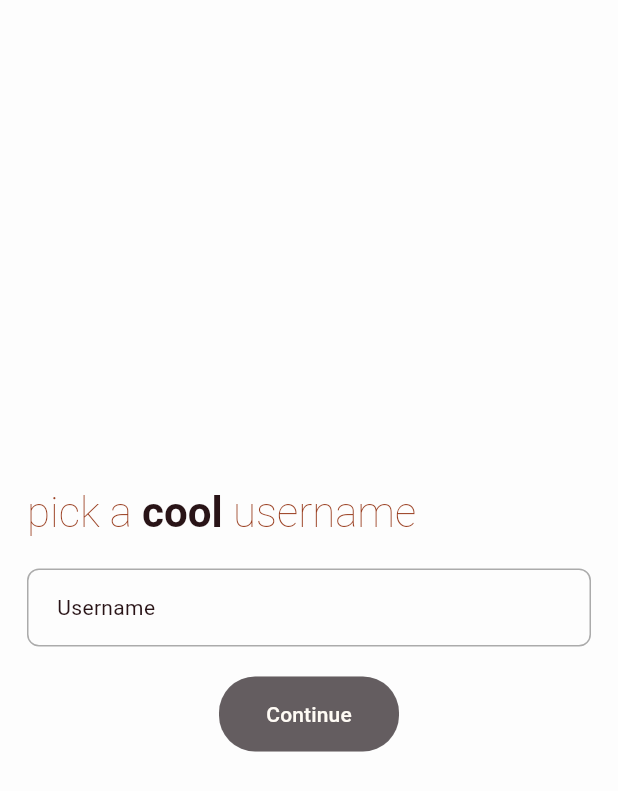
After one commit to araaavind/semaphore, a Flutter app: the ChooseUsernamePage screen opened directly, on a phone screen of 412 x 824 dp. The commit adds this screen. Shown: the top 791 px of the screen. Run offline on Flutter 3.47's test engine with Material 3 defaults, Android fonts, the phone set to English and light mode, and no system bars; our stand-ins replace adaptive_theme, dio, flutter_bloc, flutter_spinkit, fpdart, get_it and 1 more; accounts and stored records are empty.

Commit message:
app: username selection presentation layer

```diff
--- /dev/null
+++ b/app/lib/features/auth/presentation/pages/choose_username_page.dart
@@ -0,0 +1,189 @@
+import 'package:app/core/common/widgets/widgets.dart';
+import 'package:app/core/constants/ui_constants.dart';
+import 'package:app/core/theme/theme.dart';
+import 'package:app/core/utils/show_snackbar.dart';
+import 'package:app/features/auth/presentation/bloc/auth_bloc.dart';
+import 'package:app/features/auth/presentation/pages/signup_page.dart';
+import 'package:app/features/auth/presentation/widgets/auth_field.dart';
+import 'package:flutter/material.dart';
+import 'package:flutter_bloc/flutter_bloc.dart';
+import 'package:flutter_spinkit/flutter_spinkit.dart';
+
+class ChooseUsernamePage extends StatefulWidget {
+  static route() =>
+      MaterialPageRoute(builder: (context) => const ChooseUsernamePage());
+  const ChooseUsernamePage({super.key});
+
+  @override
+  State<ChooseUsernamePage> createState() => _ChooseUsernamePageState();
+}
+
+class _ChooseUsernamePageState extends State<ChooseUsernamePage> {
+  final usernameController = TextEditingController();
+  final formKey = GlobalKey<FormState>();
+  bool _isUsernameTaken = false;
+
+  @override
+  void dispose() {
+    usernameController.dispose();
+    super.dispose();
+  }
+
+  @override
+  Widget build(BuildContext context) {
+    FormState? formState = formKey.currentState;
+    return Scaffold(
+      body: Padding(
+        padding: const EdgeInsets.all(UIConstants.pagePadding),
+        child: BlocConsumer<AuthBloc, AuthState>(
+          listener: (context, state) {
+            if (state is AuthUsernameFailure) {
+              setState(() {
+                _isUsernameTaken = true;
+                formState!.validate();
+              });
+            } else if (state is AuthUsernameSuccess) {
+              setState(() {
+                _isUsernameTaken = false;
+                formState!.validate();
+              });
+            } else if (state is AuthFailure) {
+              showSnackbar(context, state.message);
+            }
+          },
+          builder: (context, state) {
+            return Form(
+              key: formKey,
+              child: Column(
+                mainAxisAlignment: MainAxisAlignment.center,
+                crossAxisAlignment: CrossAxisAlignment.start,
+                children: [
+                  const TitleTextSpan(),
+                  const SizedBox(height: 20),
+                  AuthField(
+                    hintText: 'Username',
+                    controller: usernameController,
+                    errorMaxLines: 2,
+                    onChanged: (value) {
+                      setState(() {
+                        _isUsernameTaken = false;
+                      });
+                      if (formState!.validate()) {
+                        context.read<AuthBloc>().add(
+                              AuthCheckUsernameEvent(
+                                usernameController.text.trim(),
+                              ),
+                            );
+                      }
+                    },
+                    validator: _usernameValidator,
+                    validBorderColor: state is AuthUsernameSuccess &&
+                            formState != null &&
+                            formState.validate()
+                        ? AppPalette.green
+                        : null,
+                    suffixIcon: state is AuthLoading
+                        ? SizedBox(
+                            height: 10,
+                            width: 10,
+                            child: SpinKitFadingCircle(
+                              color: context.theme.colorScheme.secondary
+                                  .withAlpha(127),
+                              size: 24.0,
+                            ),
+                          )
+                        : (state is AuthUsernameSuccess &&
+                                formState != null &&
+                                formState.validate()
+                            ? const Icon(
+                                Icons.check,
+                                color: AppPalette.green,
+                              )
+                            : null),
+                  ),
+                  const SizedBox(height: 20),
+                  Center(
+                    child: Button(
+                      text: 'Continue',
+                      fixedSize: const Size(120, 50),
+                      onPressed: state is AuthUsernameSuccess &&
+                              formState != null &&
+                              formState.validate()
+                          ? () => Navigator.push(
+                                context,
+                                SignupPage.route(
+                                  usernameController.text.trim(),
+                                ),
+                              )
+                          : null,
+                    ),
+                  ),
+                ],
+              ),
+            );
+          },
+        ),
+      ),
+    );
+  }
+
+  String? _usernameValidator(value) {
+    final RegExp validCharsRegex = RegExp(r'^[a-zA-Z0-9._]+$');
+    if (value!.isEmpty) {
+      return 'Username should not be blank';
+    } else if (value.length < 8) {
+      return 'Username should be atleast 8 characters long';
+    } else if (value.length > 16) {
+      return 'Username should be less than 16 characters long';
+    } else if (!validCharsRegex.hasMatch(value)) {
+      return 'Username can only contain letters, numbers, dots, and underscores';
+    } else if (value.startsWith('.') ||
+        value.endsWith('.') ||
+        value.startsWith('_') ||
+        value.endsWith('_')) {
+      return 'Username should not start or end with a dot or an underscore';
+    } else if (value.contains('..') ||
+        value.contains('__') ||
+        value.contains('._') ||
+        value.contains('_.')) {
+      return 'Username should not contain consecutive dots, underscores, or their combination.';
+    } else if (_isUsernameTaken) {
+      return 'Username is already taken';
+    }
+    return null;
+  }
+}
+
+class TitleTextSpan extends StatelessWidget {
+  const TitleTextSpan({
+    super.key,
+  });
+
+  @override
+  Widget build(BuildContext context) {
+    return RichText(
+      text: TextSpan(
+        text: 'pick a ',
+        style: context.theme.textTheme.headlineMedium?.copyWith(
+          fontWeight: FontWeight.w100,
+          color: context.theme.colorScheme.secondary,
+        ),
+        children: [
+          TextSpan(
+            text: 'cool ',
+            style: context.theme.textTheme.headlineMedium?.copyWith(
+              fontWeight: FontWeight.w600,
+            ),
+          ),
+          TextSpan(
+            text: 'username',
+            style: context.theme.textTheme.headlineMedium?.copyWith(
+              fontWeight: FontWeight.w100,
+              color: context.theme.colorScheme.secondary,
+            ),
+          ),
+        ],
+      ),
+    );
+  }
+}
--- a/app/lib/features/auth/presentation/pages/signup_page.dart
+++ b/app/lib/features/auth/presentation/pages/signup_page.dart
@@ -9,9 +9,14 @@ import 'package:flutter/material.dart';
 import 'package:flutter_bloc/flutter_bloc.dart';
 
 class SignupPage extends StatefulWidget {
-  static route() => MaterialPageRoute(builder: (context) => const SignupPage());
+  static route(String username) => MaterialPageRoute(
+        builder: (context) => SignupPage(
+          username: username,
+        ),
+      );
+  final String username;
 
-  const SignupPage({super.key});
+  const SignupPage({super.key, required this.username});
 
   @override
   State<SignupPage> createState() => _SignupPageState();
@@ -19,7 +24,6 @@ class SignupPage extends StatefulWidget {
 
 class _SignupPageState extends State<SignupPage> {
   final nameController = TextEditingController();
-  final usernameController = TextEditingController();
   final emailController = TextEditingController();
   final passwordController = TextEditingController();
   final formKey = GlobalKey<FormState>();
@@ -27,7 +31,6 @@ class _SignupPageState extends State<SignupPage> {
   @override
   void dispose() {
     nameController.dispose();
-    usernameController.dispose();
     emailController.dispose();
     passwordController.dispose();
     super.dispose();
@@ -64,6 +67,7 @@ class _SignupPageState extends State<SignupPage> {
                       text: 'join ',
                       style: context.theme.textTheme.displaySmall?.copyWith(
                         fontWeight: FontWeight.w100,
+                        color: context.theme.colorScheme.secondary,
                       ),
                       children: [
                         TextSpan(
@@ -79,11 +83,6 @@ class _SignupPageState extends State<SignupPage> {
                   AuthField(
                     hintText: 'Full name',
                     controller: nameController,
-                  ),
-                  const SizedBox(height: 10),
-                  AuthField(
-                    hintText: 'Username',
-                    controller: usernameController,
                   ),
                   const SizedBox(height: 10),
                   AuthField(
@@ -106,7 +105,7 @@ class _SignupPageState extends State<SignupPage> {
                               AuthSignupEvent(
                                 fullName: nameController.text.trim(),
                                 email: emailController.text.trim(),
-                                username: usernameController.text.trim(),
+                                username: widget.username,
                                 password: passwordController.text.trim(),
                               ),
                             );
--- a/app/lib/features/auth/presentation/widgets/auth_field.dart
+++ b/app/lib/features/auth/presentation/widgets/auth_field.dart
@@ -10,6 +10,8 @@ class AuthField<T> extends StatefulWidget {
   final String? Function(String?)? validator;
   final AutovalidateMode? autovalidateMode;
   final Widget? suffixIcon;
+  final int? errorMaxLines;
+  final Color? validBorderColor;
 
   const AuthField({
     super.key,
@@ -21,6 +23,8 @@ class AuthField<T> extends StatefulWidget {
     this.validator,
     this.autovalidateMode,
     this.suffixIcon,
+    this.errorMaxLines,
+    this.validBorderColor,
   });
 
   @override
@@ -41,8 +45,17 @@ class _AuthFieldState<T> extends State<AuthField<T>> {
     return TextFormField(
       controller: widget.controller,
       decoration: InputDecoration(
+        errorMaxLines: widget.errorMaxLines,
         hintText: widget.hintText,
         hintStyle: context.theme.textTheme.bodyMedium,
+        focusedBorder: widget.validBorderColor != null
+            ? context.theme.inputDecorationTheme.focusedBorder!.copyWith(
+                borderSide: BorderSide(
+                  color: widget.validBorderColor!,
+                  width: 2,
+                ),
+              )
+            : null,
         suffixIcon: widget.suffixIcon ??
             (widget.isPassword
                 ? IconButton(
--- a/app/pubspec.yaml
+++ b/app/pubspec.yaml
@@ -42,6 +42,7 @@ dependencies:
     path: packages/smphr_sdk
   shared_preferences: ^2.2.3
   get_it: ^7.7.0
+  flutter_spinkit: ^5.2.1
 
 dev_dependencies:
   flutter_test:
```
Also changed, not shown: app/lib/features/auth/presentation/pages/login_page.dart (+4 -4 lines), app/pubspec.lock.
